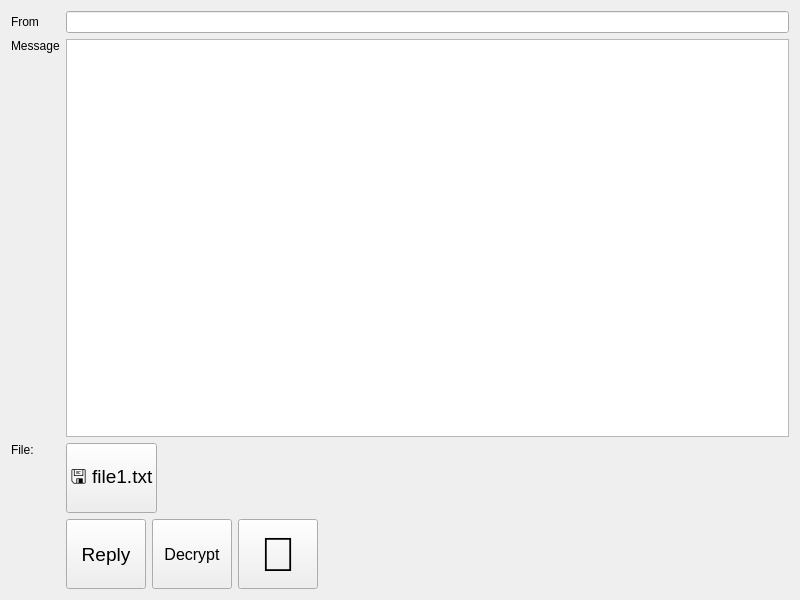
Above: src/vedaEMailClient/read_letter.ui from vedatech/Veda_platform before the change. Below: the same form after it.
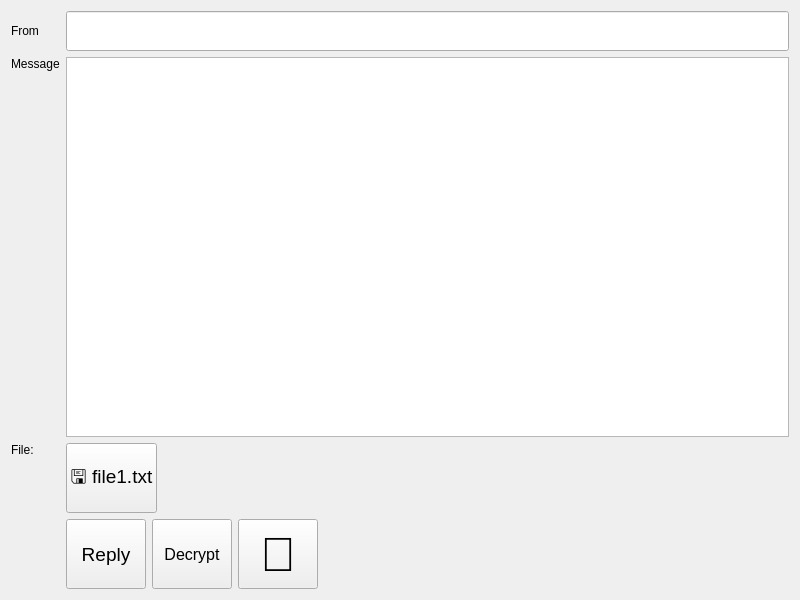
That is the form after the change.

```diff
--- a/src/vedaEMailClient/read_letter.ui
+++ b/src/vedaEMailClient/read_letter.ui
@@ -29,6 +29,12 @@
    </item>
    <item row="0" column="1">
     <widget class="QLineEdit" name="from_lineEdit">
+     <property name="minimumSize">
+      <size>
+       <width>0</width>
+       <height>40</height>
+      </size>
+     </property>
      <property name="readOnly">
       <bool>true</bool>
      </property>
```
